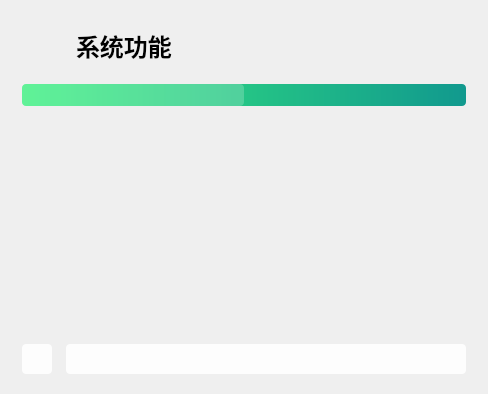
Before: the Qt Designer form QtAdb/sonPages/apps/sp_features.ui in LapplandSP/QtAdb, drawn with Qt 5.
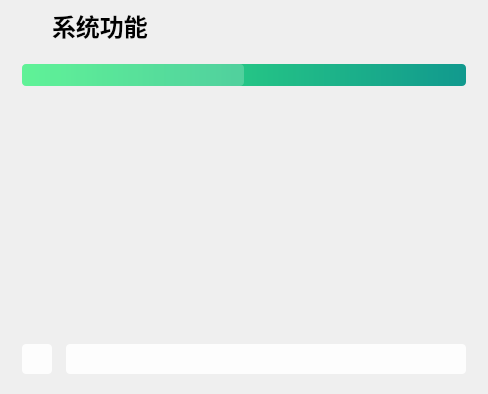
After: the same form once the commit is applied. Icons and pictures are not drawn.

```diff
--- a/QtAdb/sonPages/apps/sp_features.ui
+++ b/QtAdb/sonPages/apps/sp_features.ui
@@ -14,6 +14,9 @@
    <string>Form</string>
   </property>
   <layout class="QVBoxLayout" name="verticalLayout_3">
+   <property name="topMargin">
+    <number>0</number>
+   </property>
    <item>
     <widget class="QWidget" name="widget" native="true">
      <property name="styleSheet">
@@ -25,6 +28,9 @@
       <property name="leftMargin">
        <number>11</number>
       </property>
+      <property name="topMargin">
+       <number>0</number>
+      </property>
       <property name="rightMargin">
        <number>11</number>
       </property>
@@ -36,22 +42,25 @@
         <item>
          <layout class="QHBoxLayout" name="horizontalLayout_2">
           <property name="spacing">
-           <number>14</number>
+           <number>0</number>
           </property>
           <item>
            <widget class="QLabel" name="icon">
             <property name="minimumSize">
              <size>
-              <width>40</width>
-              <height>40</height>
+              <width>30</width>
+              <height>30</height>
              </size>
             </property>
             <property name="maximumSize">
              <size>
-              <width>40</width>
-              <height>40</height>
+              <width>30</width>
+              <height>30</height>
              </size>
             </property>
+            <property name="font">
+             <font/>
+            </property>
             <property name="styleSheet">
              <string notr="true">border-radius: 4px;
 border:0px solid #BDBDBD;
```
